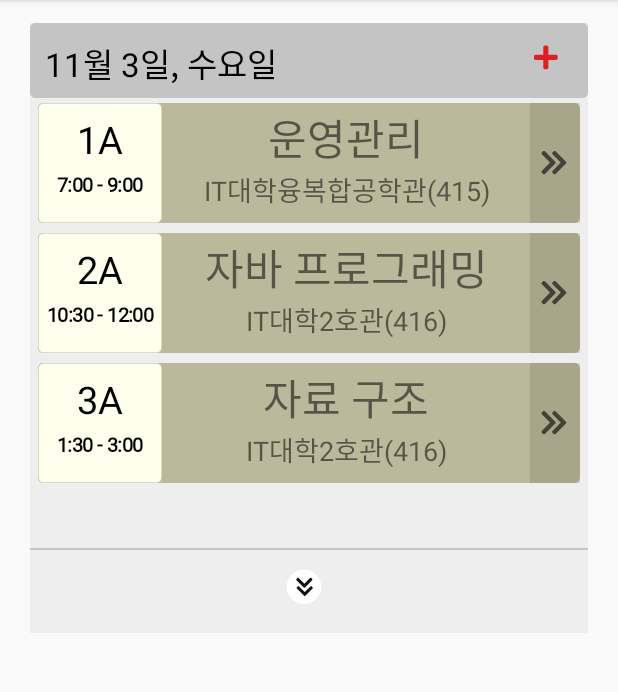
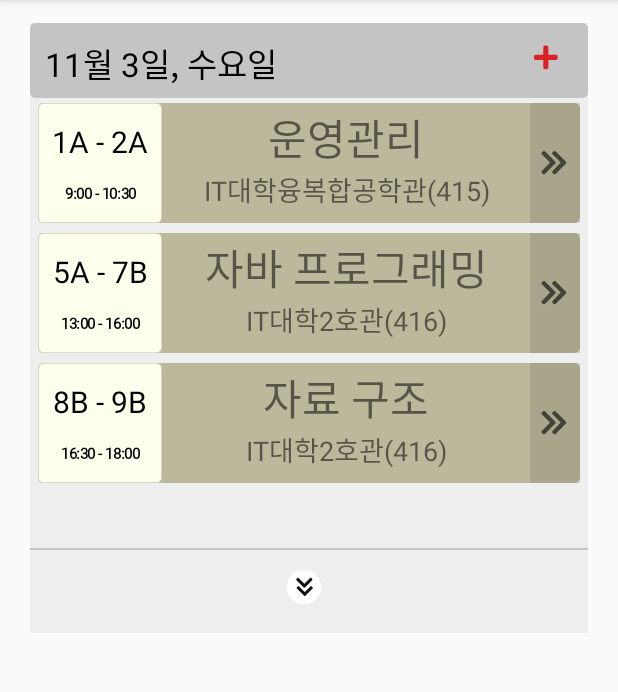
Before and after one commit to CheeseCake116/KNUNavigator, an Android app: the screen it shows after launch (LobbyActivity), on a phone screen of 412 x 824 dp, the part 84-776 px from its top. Run offline under Robolectric (Android 15) with nearby library versions, the phone set to English and light mode, and no system bars.

Commit message:
시간표 수정

```diff
--- a/app/src/main/java/com/fantastic4/knumap/LobbyActivity.kt
+++ b/app/src/main/java/com/fantastic4/knumap/LobbyActivity.kt
@@ -72,13 +72,13 @@ class LobbyActivity : AppCompatActivity() {
 //메인화면 1, 수업과 시간표
 class FirstFragment : Fragment() {
     var ContentList = arrayListOf<ListViewItem>(
-        ListViewItem("1A", "운영관리", "IT대학융복합공학관(415)", "7:00 - 9:00")
+        ListViewItem("1A - 2A", "운영관리", "IT대학융복합공학관(415)", "9:00 - 10:30")
     )
     override fun onCreateView(inflater: LayoutInflater, container: ViewGroup?, savedInstanceState: Bundle?): View? {
 
         val view = inflater.inflate(R.layout.main, container, false)
-        ContentList.add(ListViewItem("2A", "자바 프로그래밍", "IT대학2호관(416)", "10:30 - 12:00"))
-        ContentList.add(ListViewItem("3A", "자료 구조", "IT대학2호관(416)", "1:30 - 3:00"))
+        ContentList.add(ListViewItem("5A - 7B", "자바 프로그래밍", "IT대학2호관(416)", "13:00 - 16:00"))
+        ContentList.add(ListViewItem("8B - 9B", "자료 구조", "IT대학2호관(416)", "16:30 - 18:00"))
         val classAdapter = getActivity()?.let { ListViewAdapter(it, ContentList) }
         val classlist = view.findViewById<ListView>(R.id.classlist)
         classlist.adapter = classAdapter
--- a/app/src/main/java/com/fantastic4/knumap/MainActivity.kt
+++ b/app/src/main/java/com/fantastic4/knumap/MainActivity.kt
@@ -316,6 +316,7 @@ class MainActivity : AppCompatActivity(), TMapGpsManager.onLocationChangedCallba
                 fab1.imageTintList = ColorStateList.valueOf(Color.parseColor("#ffffff"))
                 fab1.setBackgroundTintList(this.getResources().getColorStateList(R.color.C1Red))
                 fabCont = 1
+                finish()
             }
             else fabCont=0
         }
--- a/app/src/main/res/layout/main_class_listitem.xml
+++ b/app/src/main/res/layout/main_class_listitem.xml
@@ -27,12 +27,12 @@
                 android:layout_width="match_parent"
                 android:layout_height="0dp"
 
-                android:layout_weight="1.2"
-                android:gravity="center_horizontal|bottom"
+                android:layout_weight="2"
+                android:gravity="center"
 
-                android:text="1A"
+                android:text="1A ~ 1B"
                 android:textColor="#000000"
-                android:textSize="25dp" />
+                android:textSize="20dp" />
 
             <View
                 android:layout_width="match_parent"
@@ -53,7 +53,7 @@
                 android:text="7:00 ~ 9:00"
                 android:textColor="#000000"
                 android:textFontWeight="600"
-                android:textSize="13dp" />
+                android:textSize="10dp" />
 
         </LinearLayout>
 
```
